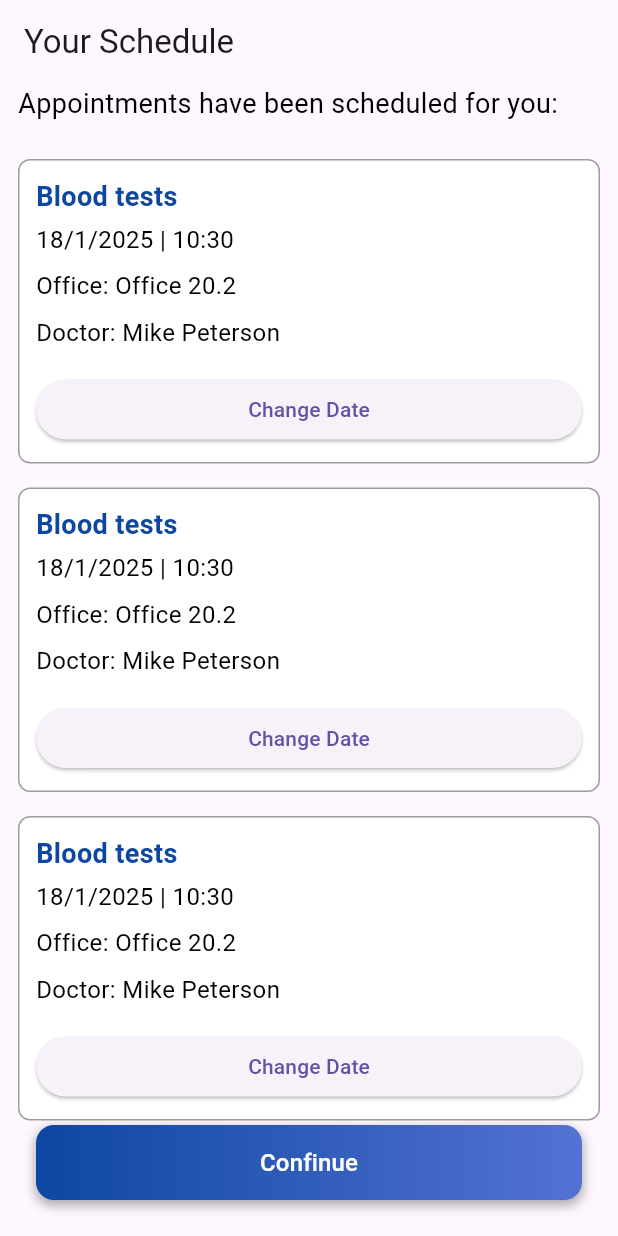
After one commit to Kurczaak/accenture_hackaton_2025, a Flutter app: the OnboardingAppointmentsPage screen opened directly, on a phone screen of 412 x 824 dp. The commit adds this screen. Run offline on Flutter 3.47's test engine with Material 3 defaults, Android fonts, the phone set to English and light mode, and no system bars; our stand-ins replace auto_route, bloc, flutter_bloc, flutter_dotenv, freezed_annotation, get_it and 3 more; missing offline and left inert: openai_dart; generated files the repository leaves out were written again.

Commit message:
onboarding screens

```diff
--- /dev/null
+++ b/lib/presentation/features/appointment/appointment_cell.dart
@@ -0,0 +1,63 @@
+import 'package:accenture_hackaton_2025/config/app_theme.dart';
+import 'package:accenture_hackaton_2025/presentation/common/text.dart';
+import 'package:accenture_hackaton_2025/presentation/features/appointment/model/appointment.dart';
+import 'package:flutter/material.dart';
+
+class AppointmentCell extends StatelessWidget {
+  final Appointment appointment;
+
+  const AppointmentCell({
+    super.key,
+    required this.appointment,
+  });
+
+  @override
+  Widget build(BuildContext context) {
+    return DecoratedBox(
+      decoration: BoxDecoration(
+        color: Colors.white,
+        border: Border.all(
+          color: Colors.grey,
+          width: 1,
+        ),
+        borderRadius: BorderRadius.circular(8),
+      ),
+      child: Padding(
+        padding: const EdgeInsets.all(12),
+        child: Column(
+          crossAxisAlignment: CrossAxisAlignment.stretch,
+          children: [
+            Text(
+              appointment.appointmentName,
+              style: const TextStyle(
+                fontSize: 18,
+                fontWeight: FontWeight.bold,
+                color: AppTheme.primaryColor,
+              ),
+            ),
+            const SizedBox(height: 4),
+            MyText(
+              text:
+                  '${appointment.date.day}/${appointment.date.month}/${appointment.date.year} | ${appointment.date.hour}:${appointment.date.minute}',
+            ),
+            const SizedBox(height: 8),
+            MyText(
+              text: 'Office: ${appointment.office}',
+            ),
+            const SizedBox(height: 8),
+            MyText(
+              text: 'Doctor: ${appointment.doctor}',
+            ),
+            const SizedBox(height: 16),
+            ElevatedButton(
+              onPressed: () {
+                // Handle change date action
+              },
+              child: const Text('Change Date'),
+            ),
+          ],
+        ),
+      ),
+    );
+  }
+}
--- /dev/null
+++ b/lib/presentation/features/appointment/model/appointment.dart
@@ -0,0 +1,31 @@
+class Appointment {
+  final String appointmentName;
+  final DateTime date;
+  final String office;
+  final String doctor;
+
+  Appointment({
+    required this.appointmentName,
+    required this.date,
+    required this.office,
+    required this.doctor,
+  });
+
+  factory Appointment.fromJson(Map<String, dynamic> json) {
+    return Appointment(
+      appointmentName: json['appointmentName'],
+      date: DateTime.parse(json['date']),
+      office: json['office'],
+      doctor: json['doctor'],
+    );
+  }
+
+  Map<String, dynamic> toJson() {
+    return {
+      'appointmentName': appointmentName,
+      'date': date.toIso8601String(),
+      'office': office,
+      'doctor': doctor,
+    };
+  }
+}
--- a/lib/presentation/features/onboarding/onbarding_page.dart
+++ b/lib/presentation/features/onboarding/onbarding_page.dart
@@ -1,6 +1,7 @@
 import 'package:accenture_hackaton_2025/config/app_theme.dart';
 import 'package:accenture_hackaton_2025/presentation/common/button.dart';
 import 'package:accenture_hackaton_2025/presentation/common/text.dart';
+import 'package:accenture_hackaton_2025/presentation/features/onboarding/onboarding_chat_page.dart';
 import 'package:accenture_hackaton_2025/presentation/features/onboarding/onboarding_loading_page.dart';
 import 'package:auto_route/auto_route.dart';
 import 'package:flutter/material.dart';
@@ -32,7 +33,8 @@ class _OnboardingPageState extends State<OnboardingPage> {
           onPressed: () {
             Navigator.push(
               context,
-              MaterialPageRoute(builder: (context) => OnboardingLoadingPage()),
+              MaterialPageRoute(
+                  builder: (context) => const OnboardingChatPage()),
             );
           },
         ),
--- /dev/null
+++ b/lib/presentation/features/onboarding/onboarding_appointments_page.dart
@@ -0,0 +1,74 @@
+import 'package:accenture_hackaton_2025/presentation/common/button.dart';
+import 'package:accenture_hackaton_2025/presentation/common/text.dart';
+import 'package:accenture_hackaton_2025/presentation/features/appointment/appointment_cell.dart';
+import 'package:accenture_hackaton_2025/presentation/features/appointment/model/appointment.dart';
+import 'package:accenture_hackaton_2025/presentation/features/home/home_page.dart';
+import 'package:flutter/material.dart';
+
+class OnboardingAppointmentsPage extends StatefulWidget {
+  const OnboardingAppointmentsPage({super.key});
+
+  @override
+  State<OnboardingAppointmentsPage> createState() =>
+      _OnboardingResultsPageState();
+}
+
+class _OnboardingResultsPageState extends State<OnboardingAppointmentsPage> {
+  final _scrollController = ScrollController();
+
+  @override
+  Widget build(BuildContext context) {
+    return Scaffold(
+      appBar: AppBar(
+        title: const Text('Your Schedule'),
+      ),
+      floatingActionButton: Padding(
+        padding: const EdgeInsets.symmetric(horizontal: 12),
+        child: MyButton(
+          label: "Confinue",
+          onPressed: () {
+            Navigator.push(
+              context,
+              MaterialPageRoute(builder: (context) => const HomePage()),
+            );
+          },
+        ),
+      ),
+      floatingActionButtonLocation: FloatingActionButtonLocation.centerFloat,
+      body: Padding(
+        padding: EdgeInsets.symmetric(horizontal: 12),
+        child: Column(
+          children: [
+            const Align(
+              alignment: Alignment.centerLeft,
+              child: MyText(
+                text: "Appointments have been scheduled for you:",
+                size: 18,
+              ),
+            ),
+            const SizedBox(height: 24),
+            ListView.builder(
+              controller: _scrollController,
+              shrinkWrap: true,
+              itemCount: 3,
+              itemBuilder: (context, index) {
+                return Column(
+                  children: [
+                    AppointmentCell(
+                      appointment: Appointment(
+                          appointmentName: "Blood tests",
+                          date: DateTime.now(),
+                          office: "Office 20.2",
+                          doctor: "Mike Peterson"),
+                    ),
+                    const SizedBox(height: 16),
+                  ],
+                );
+              },
+            ),
+          ],
+        ),
+      ),
+    );
+  }
+}
```
Also changed, not shown: assets/lottie/loading.json (added, +1 -0 lines), lib/presentation/features/home/home_page.dart (+14 -0 lines), lib/presentation/features/onboarding/onboarding_chat_page.dart (added, +11 -0 lines), lib/presentation/features/onboarding/onboarding_loading_page.dart (+23 -4 lines), lib/presentation/features/onboarding/onboarding_results_page.dart (added, +77 -0 lines).
